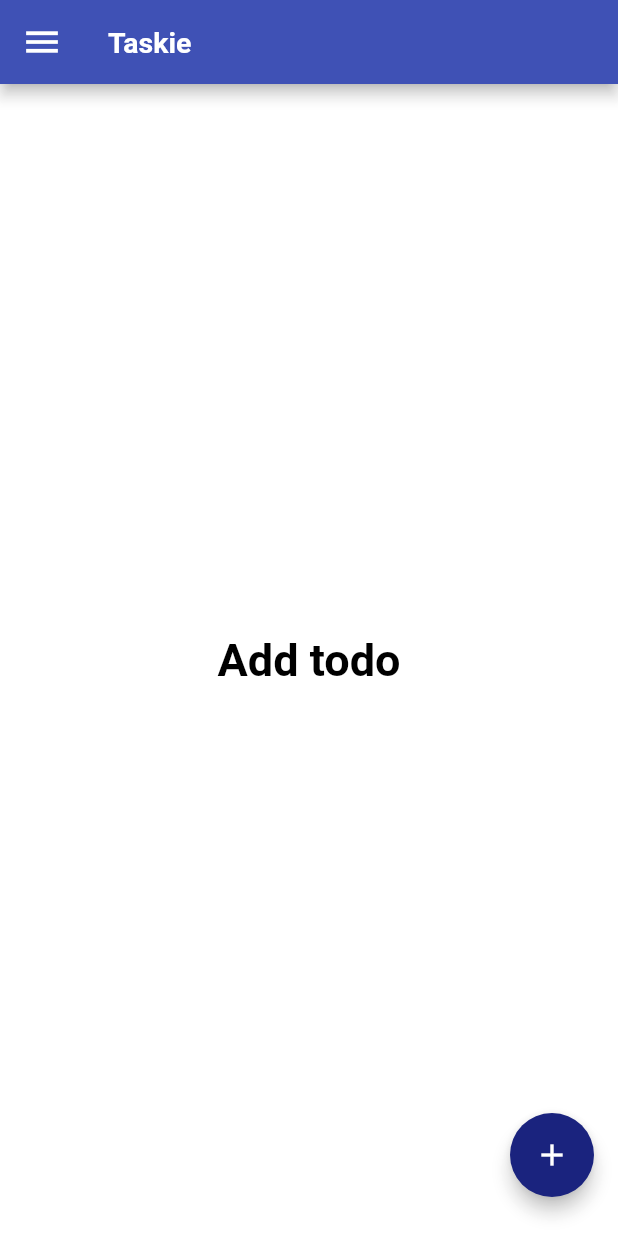
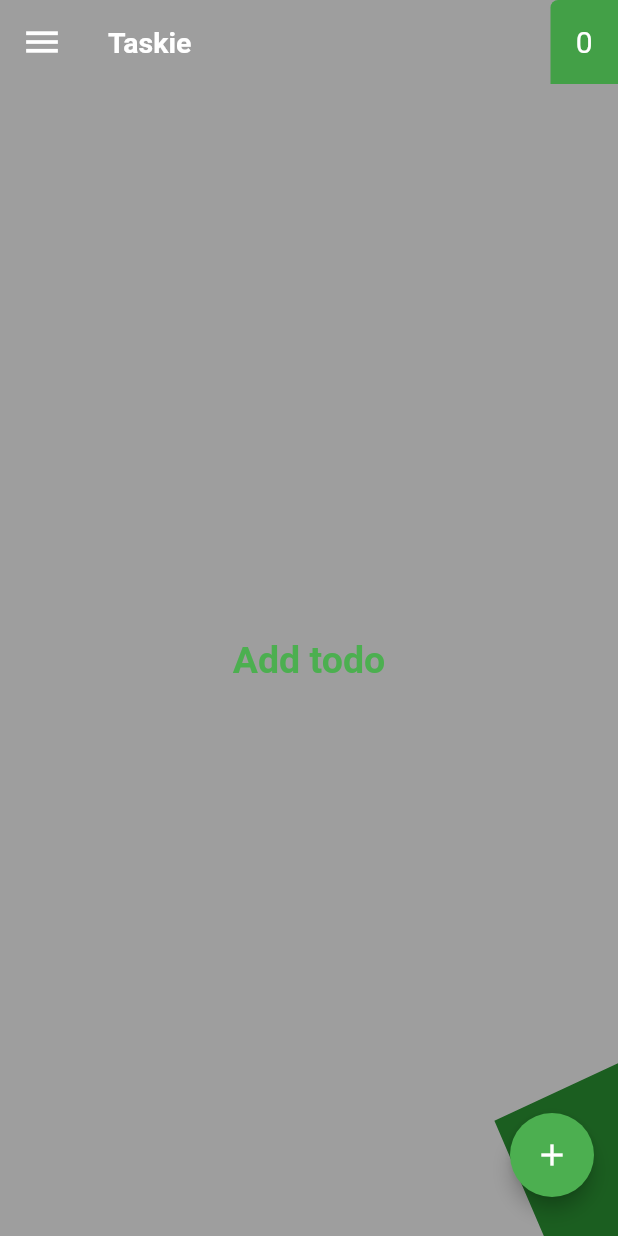
Before and after one commit to Looper101/todo__reactive_app, a Flutter app: the screen it shows after launch, on a phone screen of 412 x 824 dp. Run offline on Flutter 3.47's test engine with Material 2 defaults, Android fonts, the light colour scheme and no system bars; our stand-ins replace sqflite; accounts and stored records are empty; Roboto replaces fonts that are missing (RobotoMono).

Commit message:
ui blending

```diff
--- a/lib/bloc/todo_bloc.dart
+++ b/lib/bloc/todo_bloc.dart
@@ -1,6 +1,5 @@
 import 'dart:async';
 
-import 'package:todo_stream/model/date_format.dart';
 import 'package:todo_stream/model/todo.dart';
 import 'package:todo_stream/repository/todo_repository.dart';
 
@@ -11,8 +10,18 @@ class TodoBloc {
 
   Stream<List<Todo>> get todos => _todoController.stream;
 
+  //todo counter sink and stream
+  final _todoCounterController = StreamController<int>();
+  Stream<int> get todoCountStream => _todoCounterController.stream;
+  StreamSink<int> get _todoCountSink => _todoCounterController.sink;
+
+  //methods
   getTodo({String query}) async {
+    List<Todo> res;
+    int totalTodos;
     _todoController.sink.add(await _todoRepository.getAllTodo(query: query));
+    res = await _todoRepository.getAllTodo(query: query);
+    _todoCountSink.add(res.length);
   }
 
   addTodo(Todo todo) async {
@@ -39,8 +48,21 @@ class TodoBloc {
     await queryb();
   }
 
+  getDateOnly(Todo todo) async {
+    Stream.periodic(Duration(seconds: 1), (value) async {
+      var result = await _todoRepository.fetchDate(todo);
+      dateSink.add(result);
+    });
+  }
+
+  Stream<String> get dateStream => _nameController.stream;
+  StreamSink<String> get dateSink => _nameController.sink;
+  final _nameController = StreamController<String>();
+
   dispose() {
     _todoController.close();
+    _nameController.close();
+    _todoCounterController.close();
   }
 }
 
--- a/lib/main.dart
+++ b/lib/main.dart
@@ -15,7 +15,7 @@ class MyApp extends StatelessWidget {
       child: MaterialApp(
         title: 'Flutter Demo',
         debugShowCheckedModeBanner: false,
-        theme: ThemeData.light(),
+        theme: ThemeData.dark().copyWith(scaffoldBackgroundColor: Colors.green),
         home: HomePage(),
       ),
     );
--- a/lib/repository/todo_repository.dart
+++ b/lib/repository/todo_repository.dart
@@ -16,4 +16,6 @@ class TodoRepository {
   // Future<int> deleteAllTodo() async => await todoDao.deleteAllTodo();
   Future queryDb() async => await todoDao.queryDb();
   Future clearDb() async => await todoDao.clearDb();
+
+  Future<String> fetchDate(Todo todo) async => await todoDao.getDateOnly(todo);
 }
--- a/lib/ui/homepage.dart
+++ b/lib/ui/homepage.dart
@@ -3,6 +3,7 @@ import 'dart:ui';
 import 'package:flutter/material.dart';
 import 'package:provider/provider.dart';
 import 'package:todo_stream/bloc/todo_bloc.dart';
+
 // import 'package:todo_stream/database/database.dart';
 import 'components/get_todo_widget.dart';
 import 'components/show_addtodo_sheet.dart';
@@ -22,18 +23,21 @@ class _HomePageState extends State<HomePage> {
   @override
   void didChangeDependencies() {
     Provider.of<TodoBloc>(context, listen: false).getTodo();
+
     super.didChangeDependencies();
   }
 
   @override
   Widget build(BuildContext context) {
     return Scaffold(
-      backgroundColor: Colors.white.withOpacity(0.93),
+      resizeToAvoidBottomInset: false,
+      resizeToAvoidBottomPadding: false,
+      backgroundColor: Colors.green.shade900,
       floatingActionButton: Padding(
         padding:
             EdgeInsets.only(bottom: MediaQuery.of(context).padding.bottom + 10),
         child: FloatingActionButton(
-          backgroundColor: Colors.indigo.shade900,
+          backgroundColor: Colors.green,
           elevation: 5.0,
           child: Icon(Icons.add, color: Colors.white),
           onPressed: () {
@@ -42,7 +46,34 @@ class _HomePageState extends State<HomePage> {
         ),
       ),
       appBar: AppBar(
-        backgroundColor: Colors.indigo,
+        elevation: 0.0,
+        backgroundColor: Colors.grey,
+        actions: [
+          StreamBuilder<int>(
+            initialData: 0,
+            stream: Provider.of<TodoBloc>(context).todoCountStream,
+            builder: (context, snapshot) {
+              return Container(
+                width: 45,
+                padding: EdgeInsets.all(8),
+                decoration: BoxDecoration(
+                  color: Colors.green.shade600,
+                  shape: BoxShape.rectangle,
+                  borderRadius: BorderRadius.only(
+                    topLeft: Radius.circular(5),
+                    bottomLeft: Radius.circular(0),
+                  ),
+                ),
+                // margin: EdgeInsets.only(top: 10),
+                alignment: Alignment.center,
+                child: Text(
+                  snapshot.data.toString(),
+                  style: TextStyle(fontSize: 20),
+                ),
+              );
+            },
+          ),
+        ],
         leading: IconButton(
           icon: Icon(
             Icons.menu,
@@ -51,7 +82,7 @@ class _HomePageState extends State<HomePage> {
           ),
           onPressed: () {
             //just re-pull UI for testing purposes
-            Provider.of<TodoBloc>(context, listen: false).clearDb();
+            // Provider.of<TodoBloc>(context, listen: false).clearDb();
             // Provider.of<TodoBloc>(context, listen: false).getTodo();
           },
         ),
@@ -67,9 +98,42 @@ class _HomePageState extends State<HomePage> {
       ),
       body: SafeArea(
         child: Container(
-          child: getTodosWidget(context),
+          child: Stack(
+            children: [
+              Positioned(
+                child: ClipPath(
+                    clipper: MyCustomClipper(),
+                    child: Container(color: Colors.grey)),
+              ),
+              getTodosWidget(context),
+            ],
+          ),
         ),
       ),
     );
   }
 }
+
+class MyCustomClipper extends CustomClipper<Path> {
+  @override
+  Path getClip(Size size) {
+    Path path1 = Path();
+
+    path1
+      ..moveTo(0, 0)
+      ..lineTo(0, size.height)
+      ..lineTo(size.width * 0.88, size.height)
+      ..lineTo(size.width * 0.8, size.height * 0.9)
+      // ..quadraticBezierTo(
+      //     size.width * 0.92, size.height * 0.85, size.width, size.height * 0.78)
+      ..lineTo(size.width, size.height * .85)
+      ..lineTo(size.width, 0)
+      ..close();
+    return path1;
+  }
+
+  @override
+  bool shouldReclip(covariant CustomClipper<Path> oldClipper) {
+    return true;
+  }
+}
```
Also changed, not shown: lib/dao/todo_dao.dart (+12 -2 lines), lib/ui/components/get_todo_widget.dart (+46 -17 lines).
